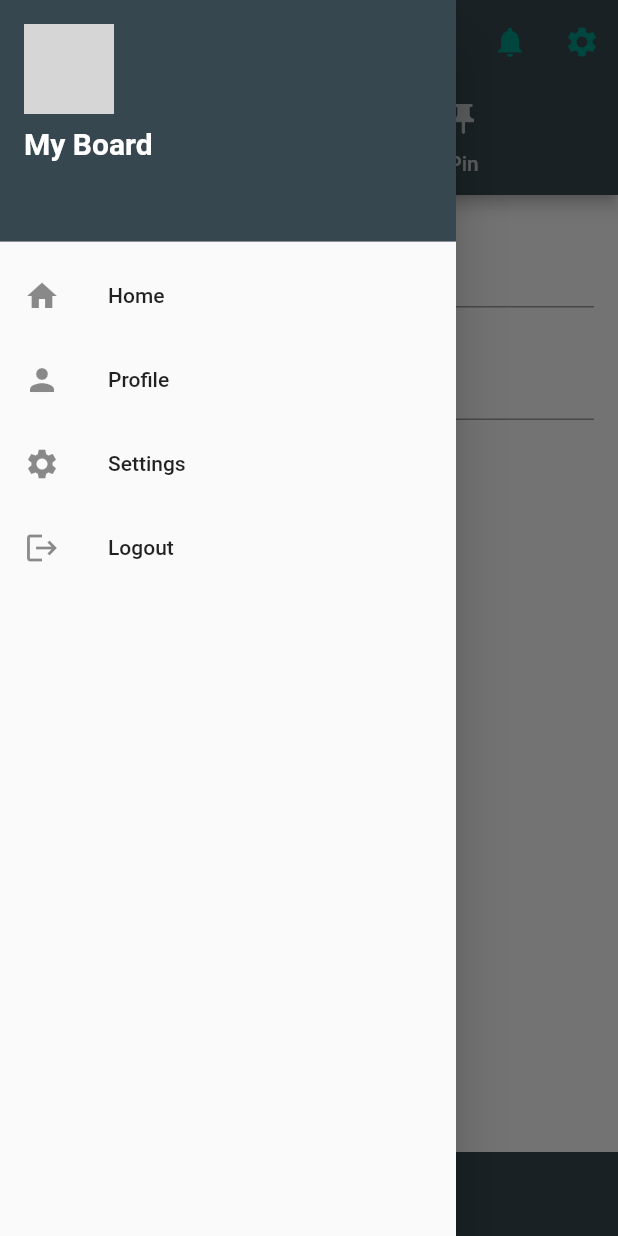
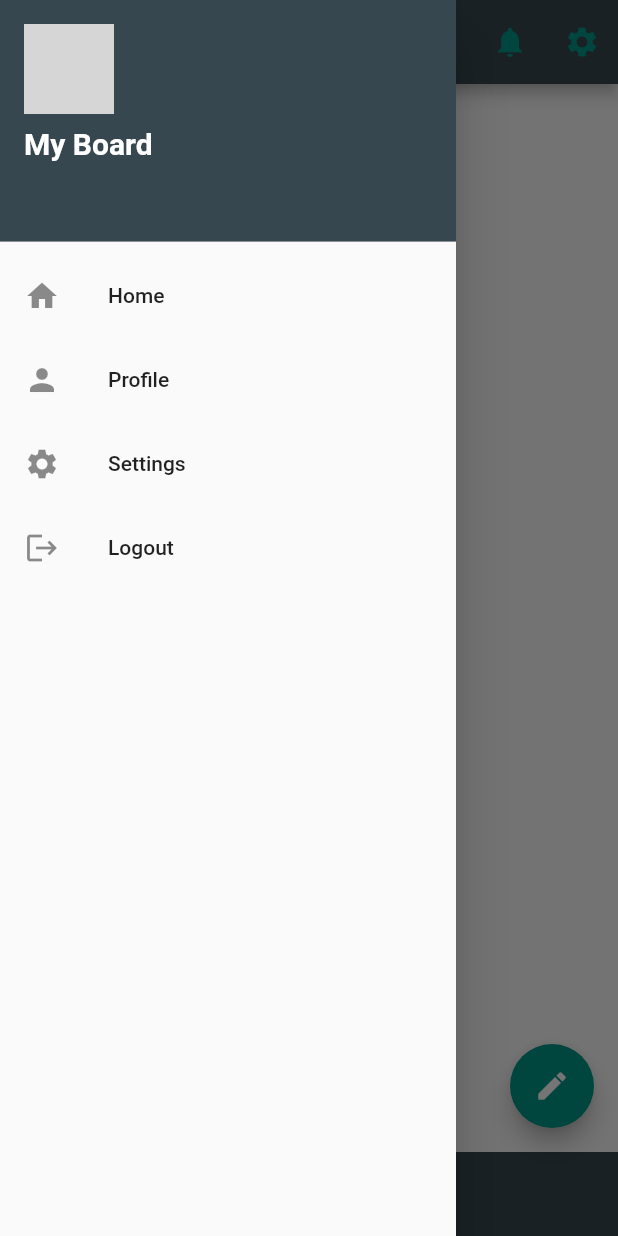
Before and after one commit to vipinchandranp/myboard, a Flutter app: the HomeScreen screen opened by its route, with the side drawer open, on a phone screen of 412 x 824 dp. Run offline on Flutter 3.47's test engine with Material 2 defaults, Android fonts, the light colour scheme and no system bars; our stand-ins replace bloc, equatable, flutter_bloc, google_maps_flutter, image_picker, qr_flutter; grey boxes are pictures that could not be loaded.

Commit message:
basic skeleton

```diff
--- a/lib/screens/create_board_screen.dart
+++ b/lib/screens/create_board_screen.dart
@@ -1,6 +1,7 @@
 import 'package:flutter/material.dart';
 import 'package:flutter_bloc/flutter_bloc.dart';
 import 'package:myboard/bloc/board/board_cubit.dart';
+
 class CreateBoardScreen extends StatefulWidget {
   @override
   _CreateBoardScreenState createState() => _CreateBoardScreenState();
@@ -27,12 +28,14 @@ class _CreateBoardScreenState extends State<CreateBoardScreen> {
 
       _titleController.clear();
       _descriptionController.clear();
+      Navigator.pop(context);
     }
   }
 
   @override
   Widget build(BuildContext context) {
-    return Form(
+    return Scaffold(
+      body: Form(
         key: _formKey,
         child: Padding(
           padding: EdgeInsets.all(16),
@@ -59,14 +62,15 @@ class _CreateBoardScreenState extends State<CreateBoardScreen> {
                   return null;
                 },
               ),
-            SizedBox(height: 16),
-            ElevatedButton(
-              onPressed: () => _submitForm(context),
-              child: Text('Create Board'),
-            ),
             ],
           ),
         ),
+      ),
+      floatingActionButton: FloatingActionButton(
+        onPressed: () => _submitForm(context),
+        child: Icon(Icons.save), // this is the floppy disk icon
+      ),
+      floatingActionButtonLocation: FloatingActionButtonLocation.endFloat, // place it to bottom right corner
     );
   }
 }
--- a/lib/screens/home_screen.dart
+++ b/lib/screens/home_screen.dart
@@ -3,27 +3,7 @@ import 'package:myboard/screens/create_board_screen.dart';
 import 'package:myboard/screens/notification_screen.dart';
 import 'package:myboard/screens/pin_board_screen.dart';
 
-class HomeScreen extends StatefulWidget {
-  @override
-  _HomeScreenState createState() => _HomeScreenState();
-}
-
-class _HomeScreenState extends State<HomeScreen>
-    with SingleTickerProviderStateMixin {
-  late TabController _tabController;
-
-  @override
-  void initState() {
-    super.initState();
-    _tabController = TabController(length: 2, vsync: this);
-  }
-
-  @override
-  void dispose() {
-    _tabController.dispose();
-    super.dispose();
-  }
-
+class HomeScreen extends StatelessWidget {
   @override
   Widget build(BuildContext context) {
     return Scaffold(
@@ -67,20 +47,6 @@ class _HomeScreenState extends State<HomeScreen>
             icon: Icon(Icons.settings, color: Colors.teal),
           ),
         ],
-        bottom: TabBar(
-          controller: _tabController,
-          indicatorColor: Colors.white,
-          tabs: [
-            Tab(
-              text: 'Create Board',
-              icon: Icon(Icons.create),
-            ),
-            Tab(
-              text: 'Pin',
-              icon: Icon(Icons.push_pin),
-            ),
-          ],
-        ),
       ),
       drawer: Drawer(
         child: ListView(
@@ -144,12 +110,15 @@ class _HomeScreenState extends State<HomeScreen>
           ],
         ),
       ),
-      body: TabBarView(
-        controller: _tabController,
-        children: [
-          CreateBoardScreen(),
-          PinBoardScreen(),
-        ],
+      body: PinBoardScreen(),
+      floatingActionButton: FloatingActionButton(
+        child: Icon(Icons.edit),
+        onPressed: () {
+          Navigator.push(
+            context,
+            MaterialPageRoute(builder: (context) => CreateBoardScreen()),
+          );
+        },
       ),
       bottomNavigationBar: Container(
         height: 56,
```
Also changed, not shown: lib/bloc/board/board_cubit.dart (+12 -0 lines), lib/screens/pin_board_screen.dart (+67 -3 lines). Lines whose indentation alone changed are shown as unchanged.
